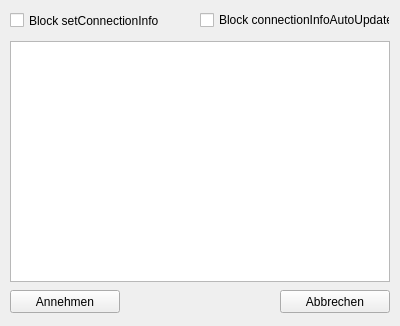
Qt form connectionInfoSpoofer/QtConfig.ui (exp111/TS3PatchExtensions) before a commit.
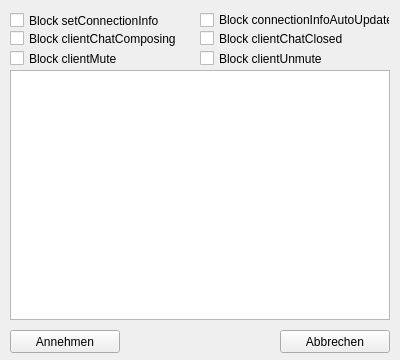
The same form after that commit.

What changed in the file:
```diff
--- a/connectionInfoSpoofer/QtConfig.ui
+++ b/connectionInfoSpoofer/QtConfig.ui
@@ -7,19 +7,19 @@
     <x>0</x>
     <y>0</y>
     <width>400</width>
-    <height>326</height>
+    <height>360</height>
    </rect>
   </property>
   <property name="minimumSize">
    <size>
     <width>400</width>
-    <height>326</height>
+    <height>360</height>
    </size>
   </property>
   <property name="maximumSize">
    <size>
     <width>400</width>
-    <height>326</height>
+    <height>360</height>
    </size>
   </property>
   <property name="windowTitle">
@@ -29,7 +29,7 @@
    <property name="geometry">
     <rect>
      <x>10</x>
-     <y>290</y>
+     <y>330</y>
      <width>110</width>
      <height>23</height>
     </rect>
@@ -45,7 +45,7 @@
    <property name="geometry">
     <rect>
      <x>280</x>
-     <y>290</y>
+     <y>330</y>
      <width>110</width>
      <height>23</height>
     </rect>
@@ -84,9 +84,9 @@
    <property name="geometry">
     <rect>
      <x>10</x>
-     <y>41</y>
+     <y>70</y>
      <width>380</width>
-     <height>241</height>
+     <height>250</height>
     </rect>
    </property>
    <property name="verticalScrollBarPolicy">
@@ -150,6 +150,58 @@
     </property>
    </column>
   </widget>
+  <widget class="QCheckBox" name="blockClientChatComposingBox">
+   <property name="geometry">
+    <rect>
+     <x>10</x>
+     <y>30</y>
+     <width>171</width>
+     <height>17</height>
+    </rect>
+   </property>
+   <property name="text">
+    <string>Block clientChatComposing</string>
+   </property>
+  </widget>
+  <widget class="QCheckBox" name="blockClientChatClosedBox">
+   <property name="geometry">
+    <rect>
+     <x>200</x>
+     <y>30</y>
+     <width>181</width>
+     <height>17</height>
+    </rect>
+   </property>
+   <property name="text">
+    <string>Block clientChatClosed</string>
+   </property>
+  </widget>
+  <widget class="QCheckBox" name="blockClientMuteBox">
+   <property name="geometry">
+    <rect>
+     <x>10</x>
+     <y>50</y>
+     <width>181</width>
+     <height>17</height>
+    </rect>
+   </property>
+   <property name="text">
+    <string>Block clientMute</string>
+   </property>
+  </widget>
+  <widget class="QCheckBox" name="blockClientUnmuteBox">
+   <property name="geometry">
+    <rect>
+     <x>200</x>
+     <y>50</y>
+     <width>181</width>
+     <height>17</height>
+    </rect>
+   </property>
+   <property name="text">
+    <string>Block clientUnmute</string>
+   </property>
+  </widget>
  </widget>
  <layoutdefault spacing="6" margin="11"/>
  <resources/>
```
